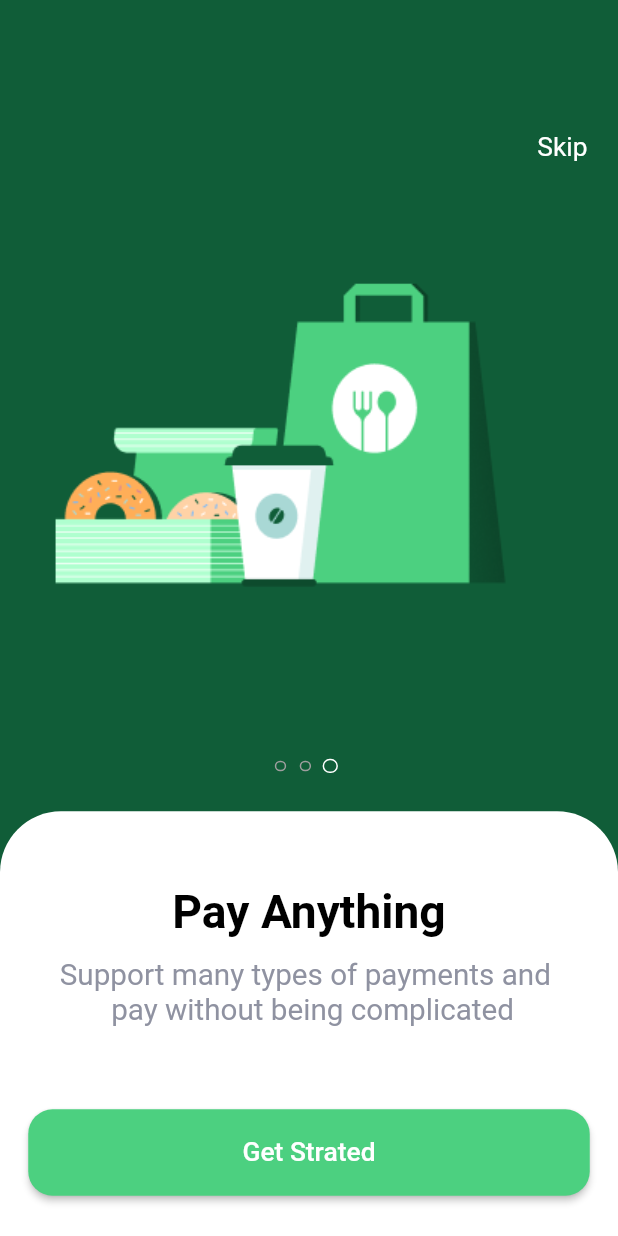
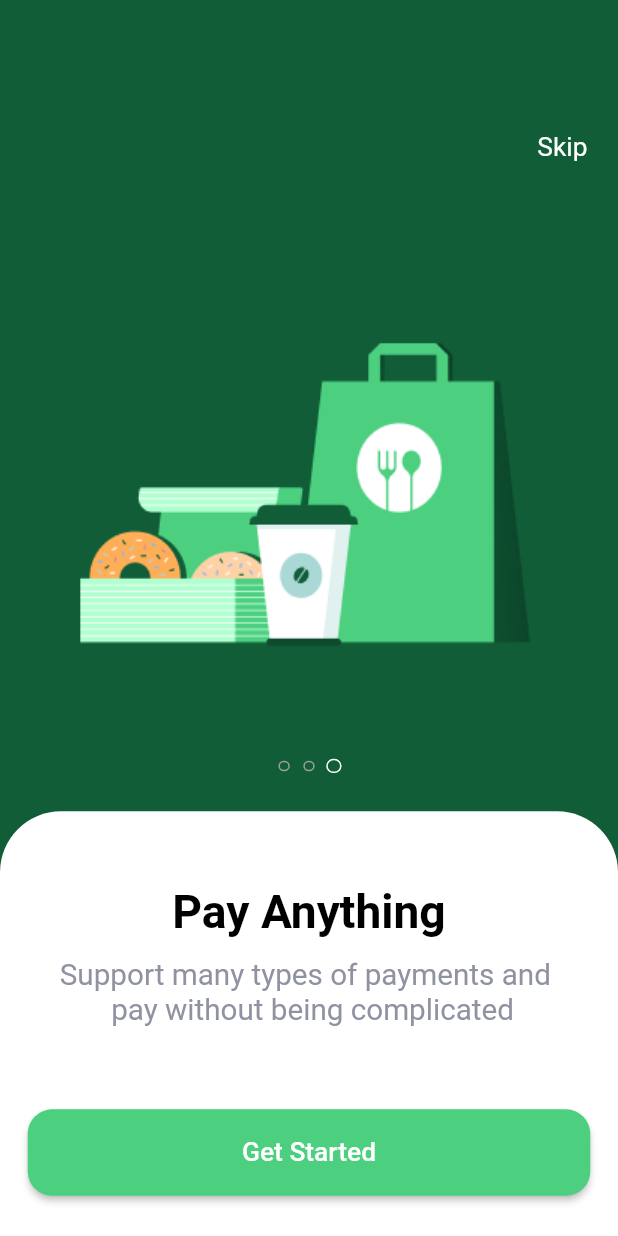
Before and after one commit to muhammadtalhasultan/wpay-mobile-banking-ui, a Flutter app: the screen it shows after launch, swiped to page 3, on a phone screen of 412 x 824 dp. Run offline on Flutter 3.47's test engine with Material 2 defaults, Android fonts, the light colour scheme and no system bars; drawn by our look-alikes of smooth_page_indicator; our stand-ins replace card_swiper, dotted_line, fl_chart, flutter_credit_card, flutter_screenutil, flutter_svg and 5 more.

Commit message:
qr fixed

```diff
--- a/lib/pages/intro/intro_page.dart
+++ b/lib/pages/intro/intro_page.dart
@@ -40,14 +40,6 @@ class _IntroPageState extends State<IntroPage> {
                         style: TextStyle(color: Colors.white, fontSize: 16.sp)),
                   ),
                 ),
-                // Padding(
-                //   padding: EdgeInsets.only(left: 326.w, top: 87.h),
-                //   child: InkWell(
-                //     onTap: () => _controller.jumpToPage(2),
-                //     child: Text("Skip",
-                //         style: TextStyle(color: Colors.white, fontSize: 16.sp)),
-                //   ),
-                // ),
                 Positioned(
                   top: 188.h,
                   child: InkWell(
@@ -55,13 +47,6 @@ class _IntroPageState extends State<IntroPage> {
                     child: Image.asset("images/QR Code Illustration.png"),
                   ),
                 ),
-                // Center(
-                //   child: Image.asset("images/QR Code Illustration.png"),
-                // ),
-                // Padding(
-                //   padding: EdgeInsets.only(top: 170.h, left: 37.w),
-                //   child: Image.asset("images/QR Code Illustration.png"),
-                // ),
                 Positioned(
                   top: 499.h,
                   child: SmoothPageIndicator(
@@ -76,22 +61,8 @@ class _IntroPageState extends State<IntroPage> {
                           dotWidth: 6.w,
                           activeDotColor: Colors.white)),
                 ),
-                // Padding(
-                //   padding: EdgeInsets.only(top: 499.h, left: 166.w),
-                //   child: SmoothPageIndicator(
-                //       controller: _controller,
-                //       count: 3,
-                //       effect: ScaleEffect(
-                //           activeStrokeWidth: 2,
-                //           activePaintStyle: PaintingStyle.stroke,
-                //           paintStyle: PaintingStyle.stroke,
-                //           dotColor: Colors.grey,
-                //           dotHeight: 6.h,
-                //           dotWidth: 6.w,
-                //           activeDotColor: Colors.white)),
-                // ),
-                Padding(
-                  padding: EdgeInsets.only(top: 533.h),
+                Positioned(
+                  top: 533.h,
                   child: Container(
                     width: 375.w,
                     height: 300.h,
@@ -144,25 +115,30 @@ class _IntroPageState extends State<IntroPage> {
                       ],
                     ),
                   ),
-                )
+                ),
               ],
             ), // ! page 1
             Stack(
+              alignment: AlignmentDirectional.center,
               children: [
-                Padding(
-                  padding: EdgeInsets.only(left: 326.w, top: 87.h),
+                Positioned(
+                  left: 326.w,
+                  top: 87.h,
                   child: InkWell(
-                    onTap: () => _controller.jumpToPage(2),
+                    onTap: () => _controller.jumpToPage(3),
                     child: Text("Skip",
                         style: TextStyle(color: Colors.white, fontSize: 16.sp)),
                   ),
                 ),
-                Padding(
-                  padding: EdgeInsets.only(top: 116.h, left: 62.w),
+                Positioned(
+                  top: 188.h,
+                  child: InkWell(
+                    onTap: () => _controller.jumpToPage(2),
                     child: Image.asset("images/Face ID Illustration.png"),
                   ),
-                Padding(
-                  padding: EdgeInsets.only(top: 499.h, left: 166.w),
+                ),
+                Positioned(
+                  top: 499.h,
                   child: SmoothPageIndicator(
                       controller: _controller,
                       count: 3,
@@ -175,8 +151,8 @@ class _IntroPageState extends State<IntroPage> {
                           dotWidth: 6.w,
                           activeDotColor: Colors.white)),
                 ),
-                Padding(
-                  padding: EdgeInsets.only(top: 533.h),
+                Positioned(
+                  top: 533.h,
                   child: Container(
                     width: 375.w,
                     height: 300.h,
@@ -221,30 +197,39 @@ class _IntroPageState extends State<IntroPage> {
                           onPressed: () => _controller.nextPage(
                               duration: const Duration(milliseconds: 400),
                               curve: Curves.easeInOut),
-                            child:
-                                Text("Next", style: TextStyle(fontSize: 16.sp)))
+                          child: Text(
+                            "Next",
+                            style: TextStyle(fontSize: 16.sp),
+                          ),
+                        ),
                       ],
                     ),
                   ),
                 ),
               ],
-            ), // ! page 2
+            ), //! page2
+
             Stack(
+              alignment: AlignmentDirectional.center,
               children: [
-                Padding(
-                  padding: EdgeInsets.only(left: 326.w, top: 87.h),
+                Positioned(
+                  left: 326.w,
+                  top: 87.h,
                   child: InkWell(
-                    onTap: () => _controller.jumpToPage(2),
+                    onTap: () => _controller.jumpToPage(3),
                     child: Text("Skip",
                         style: TextStyle(color: Colors.white, fontSize: 16.sp)),
                   ),
                 ),
-                Padding(
-                  padding: EdgeInsets.only(top: 149.h, left: 21.w),
+                Positioned(
+                  top: 188.h,
+                  child: InkWell(
+                    onTap: () => _controller.jumpToPage(2),
                     child: Image.asset("images/Illustration-3.png"),
                   ),
-                Padding(
-                  padding: EdgeInsets.only(top: 499.h, left: 166.w),
+                ),
+                Positioned(
+                  top: 499.h,
                   child: SmoothPageIndicator(
                       controller: _controller,
                       count: 3,
@@ -255,11 +240,10 @@ class _IntroPageState extends State<IntroPage> {
                           dotColor: Colors.grey,
                           dotHeight: 6.h,
                           dotWidth: 6.w,
-                        activeDotColor: Colors.white),
+                          activeDotColor: Colors.white)),
                 ),
-                ),
-                Padding(
-                  padding: EdgeInsets.only(top: 533.h),
+                Positioned(
+                  top: 533.h,
                   child: Container(
                     width: 375.w,
                     height: 300.h,
@@ -301,21 +285,22 @@ class _IntroPageState extends State<IntroPage> {
                                   borderRadius: BorderRadius.circular(16.r)),
                               padding: EdgeInsets.symmetric(
                                   horizontal: 130.w, vertical: 18.h)),
-                            onPressed: () {
-                              Navigator.pushReplacement(
+                          onPressed: () => Navigator.pushReplacement(
                               context,
                               PageTransition(
                                   child: const Signup(),
-                                      type: PageTransitionType.fade));
-                            },
-                            child: Text("Get Strated",
-                                style: TextStyle(fontSize: 16.sp)))
+                                  type: PageTransitionType.fade)),
+                          child: Text(
+                            "Get Started",
+                            style: TextStyle(fontSize: 16.sp),
+                          ),
+                        ),
                       ],
                     ),
                   ),
-                )
+                ),
               ],
-            ),
+            ), //! page3
           ],
         ));
   }
--- a/lib/pages/scan/scan_page.dart
+++ b/lib/pages/scan/scan_page.dart
@@ -86,7 +86,7 @@ class ScanQRCode extends StatelessWidget {
           ),
           Padding(
             padding: EdgeInsets.only(top: 579.h, left: 164.w),
-            child: Image.asset("images/Home Indicator.png"),
+            child: Image.asset("images/home_indicator.png"),
           ),
           Padding(
             padding: EdgeInsets.only(top: 600.h, left: 16.w),
```
Also changed, not shown: lib/pages/home/notification_page.dart (+162 -161 lines), lib/pages/signin/login_page.dart (+7 -6 lines), lib/pages/transfer/payment_transaction_page.dart (+12 -6 lines), images/home_indicator.png (renamed from images/Home Indicator.png), 1 other file. Lines whose indentation alone changed are shown as unchanged.
